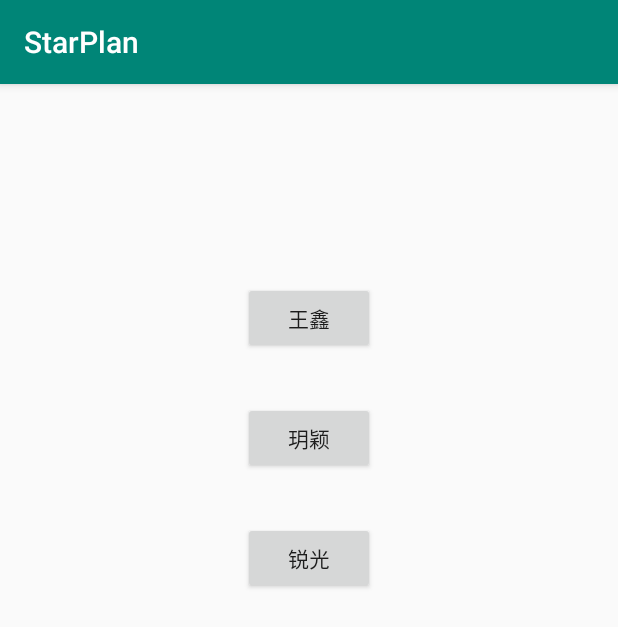
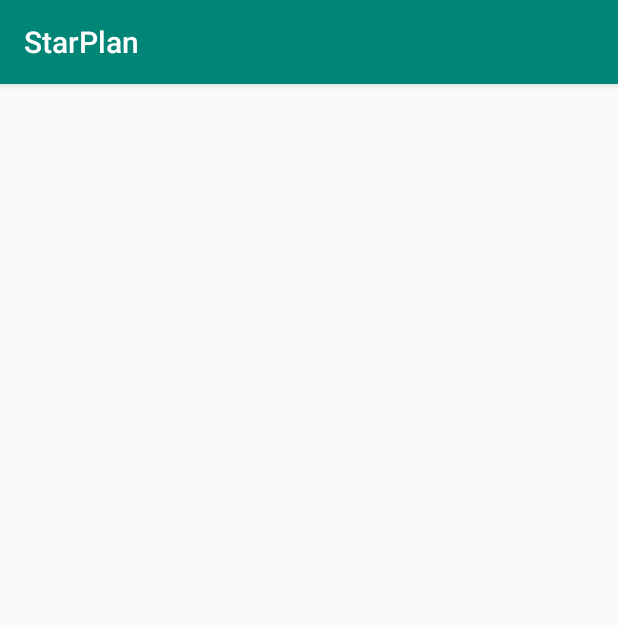
Before and after one commit to WYY-NO-BUG/starplan, an Android app: the screen it shows after launch (MainActivity), on a phone screen of 412 x 824 dp. Shown: the top 627 px of the screen. Run offline under Robolectric (Android 15) with nearby library versions, the phone set to English and light mode, and no system bars.

Commit message:
初始化

```diff
--- a/app/src/main/java/com/demo/starplan/MainActivity.java
+++ b/app/src/main/java/com/demo/starplan/MainActivity.java
@@ -1,14 +1,8 @@
 package com.demo.starplan;
 
+import android.os.Bundle;
+
 import androidx.appcompat.app.AppCompatActivity;
-
-import android.content.Intent;
-import android.os.Bundle;
-import android.view.View;
-
-import com.demo.starplan.ruiguang.RGActivity;
-import com.demo.starplan.wangxin.WXActivity;
-import com.demo.starplan.yueying.YYActivity;
 
 public class MainActivity extends AppCompatActivity {
 
@@ -17,25 +11,5 @@ public class MainActivity extends AppCompatActivity {
         super.onCreate(savedInstanceState);
         setContentView(R.layout.activity_main);
 
-        findViewById(R.id.button).setOnClickListener(new View.OnClickListener() {
-            @Override
-            public void onClick(View v) {
-                startActivity(new Intent(MainActivity.this, WXActivity.class));
-            }
-        });
-
-        findViewById(R.id.button2).setOnClickListener(new View.OnClickListener() {
-            @Override
-            public void onClick(View v) {
-                startActivity(new Intent(MainActivity.this, YYActivity.class));
-            }
-        });
-
-        findViewById(R.id.button3).setOnClickListener(new View.OnClickListener() {
-            @Override
-            public void onClick(View v) {
-                startActivity(new Intent(MainActivity.this, RGActivity.class));
-            }
-        });
     }
 }
--- a/app/src/main/res/layout/activity_main.xml
+++ b/app/src/main/res/layout/activity_main.xml
@@ -7,34 +7,4 @@
     android:layout_height="match_parent"
     tools:context=".MainActivity">
 
-    <Button
-        android:id="@+id/button"
-        android:layout_width="wrap_content"
-        android:layout_height="wrap_content"
-        android:layout_marginTop="132dp"
-        android:text="王鑫"
-        app:layout_constraintEnd_toEndOf="parent"
-        app:layout_constraintStart_toStartOf="parent"
-        app:layout_constraintTop_toTopOf="parent" />
-
-    <Button
-        android:id="@+id/button2"
-        android:layout_width="wrap_content"
-        android:layout_height="wrap_content"
-        android:layout_marginTop="32dp"
-        android:text="玥颖"
-        app:layout_constraintEnd_toEndOf="parent"
-        app:layout_constraintStart_toStartOf="parent"
-        app:layout_constraintTop_toBottomOf="@+id/button" />
-
-    <Button
-        android:id="@+id/button3"
-        android:layout_width="wrap_content"
-        android:layout_height="wrap_content"
-        android:layout_marginTop="32dp"
-        android:text="锐光"
-        app:layout_constraintEnd_toEndOf="parent"
-        app:layout_constraintStart_toStartOf="parent"
-        app:layout_constraintTop_toBottomOf="@+id/button2" />
-
 </androidx.constraintlayout.widget.ConstraintLayout>
--- /dev/null
+++ b/settings.gradle
@@ -0,0 +1,2 @@
+include ':app'
+rootProject.name='StarPlan'
```
Also changed, not shown: app/src/main/java/com/demo/starplan/ruiguang/RGActivity.java (deleted, +0 -16 lines), app/src/main/java/com/demo/starplan/wangxin/WXActivity.java (deleted, +0 -16 lines), app/src/main/java/com/demo/starplan/yueying/YYActivity.java (deleted, +0 -16 lines), app/src/main/res/layout/activity_rg.xml (deleted, +0 -9 lines), app/src/main/res/layout/activity_wx.xml (deleted, +0 -9 lines), app/src/main/res/layout/activity_yy.xml (deleted, +0 -9 lines), build.gradle (added, +27 -0 lines), gradle.properties (added, +24 -0 lines), gradle/wrapper/gradle-wrapper.properties (added), 3 other files.
